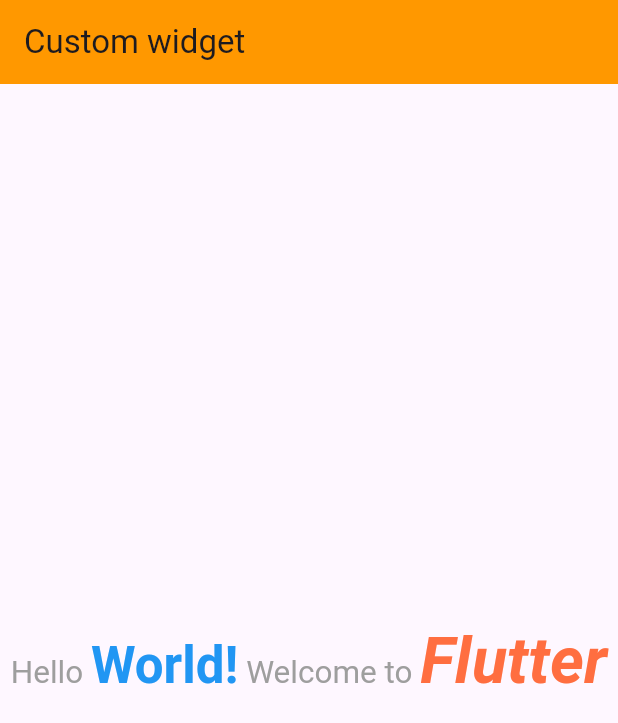
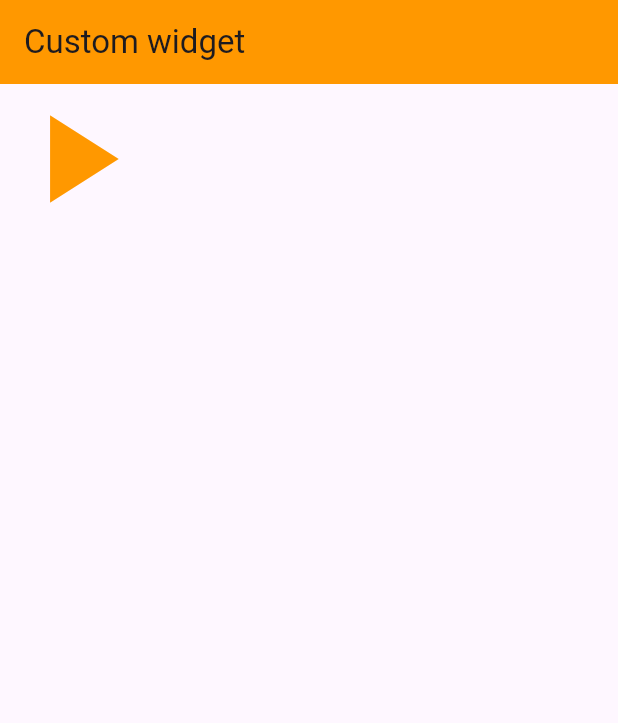
Before and after one commit to UdhavNegi/Flutter-Tutorials, a Flutter app: the screen it shows after launch, on a phone screen of 412 x 824 dp. Shown: the top 723 px of the screen. Run offline on Flutter 3.47's test engine with Material 3 defaults, Android fonts, the phone set to English and light mode, and no system bars.

Commit message:
Icons widget completed

```diff
--- a/lib/main.dart
+++ b/lib/main.dart
@@ -58,38 +58,9 @@ class _MyHomePageState extends State<MyHomePage> {
           backgroundColor: Colors.orange,
           title: Text('Custom widget'),
         ),
-        body: Center(
-          child: RichText(
-            text: TextSpan(
-              style : TextStyle(
-                color : Colors.grey,
-                fontSize: 21
-              ),
-            children: [
-              TextSpan(text : "Hello "),
-
-              TextSpan(text : "World!", style: TextStyle(
-                fontSize: 34,
-                color : Colors.blue,
-                fontWeight: FontWeight.bold
-              ),
-              ),
-
-              TextSpan(text : " Welcome to ",
-              ),
-
-              TextSpan(text : "Flutter",
-              style : TextStyle(
-                fontWeight: FontWeight.bold,
-                fontSize: 43,
-                color : Colors.deepOrangeAccent,
-                fontStyle: FontStyle.italic
-              )
-
-              ),
-
-            ]
-          )),
+        body: Icon(Icons.play_arrow,
+        size : 100,
+        color : Colors.orange
         )
     );
   }
```
